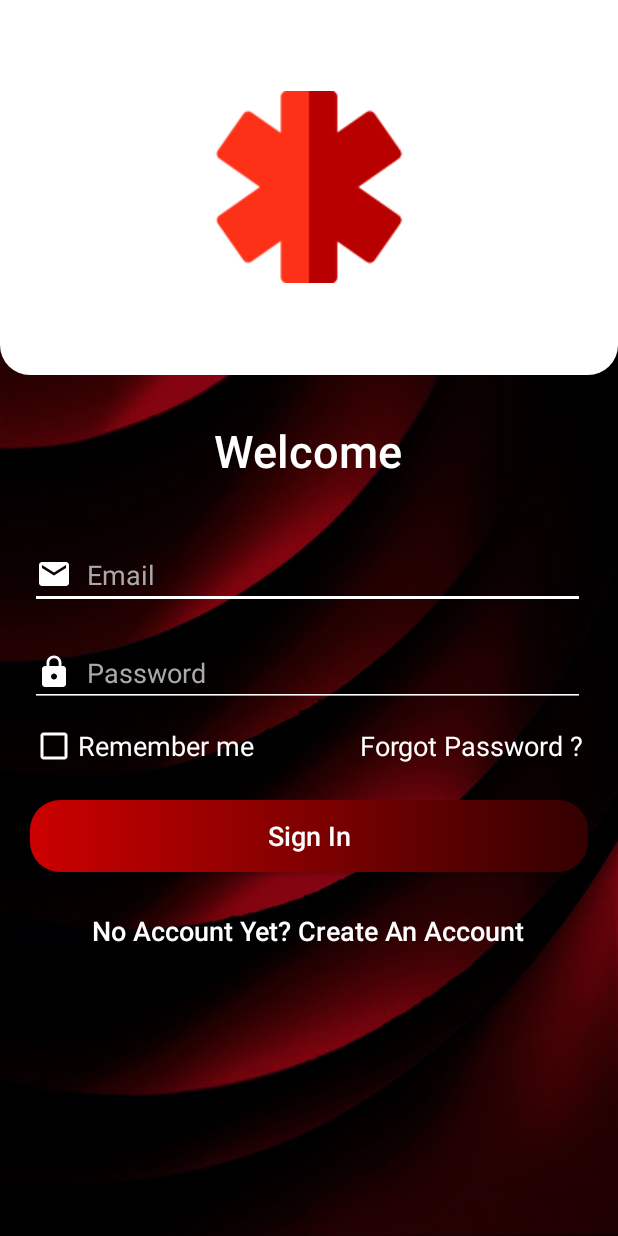
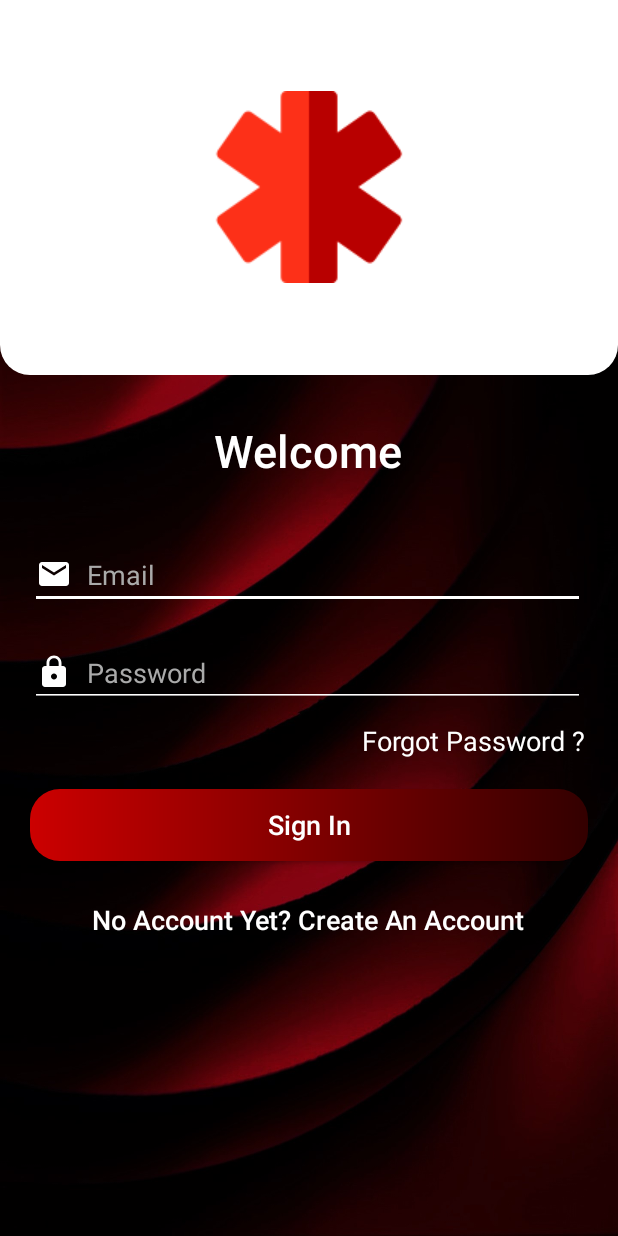
Before and after one commit to sin1102/Ambulance-booking, an Android app: the screen it shows after launch (SignInActivity), on a phone screen of 412 x 824 dp. Run offline under Robolectric (Android 15) with nearby library versions, the phone set to English and light mode, and no system bars; our stand-ins replace Firebase (no records; nobody signed in at launch, a user with empty details on screens opened directly); Roboto replaces fonts that are not available here.

Commit message:
chỉnh sửa linh tinh

```diff
--- a/app/src/main/java/com/example/ambulancebooking/user/FingerprintActivity.kt
+++ b/app/src/main/java/com/example/ambulancebooking/user/FingerprintActivity.kt
@@ -33,21 +33,21 @@ class FingerprintActivity : AppCompatActivity() {
                 super.onAuthenticationError(errorCode, errString)
 
                 authStatus.text = "Authentication Error: $errString"
-                Toast.makeText(this@FingerprintActivity, "Authentication Error: $errString", Toast.LENGTH_SHORT).show()
+//                Toast.makeText(this@FingerprintActivity, "Authentication Error: $errString", Toast.LENGTH_SHORT).show()
             }
 
             override fun onAuthenticationSucceeded(result: BiometricPrompt.AuthenticationResult) {
                 super.onAuthenticationSucceeded(result)
 
                 authStatus.text = "Authentication Succeed...!"
-                Toast.makeText(this@FingerprintActivity, "Authentication Succeed---!", Toast.LENGTH_SHORT).show()
+//                Toast.makeText(this@FingerprintActivity, "Authentication Succeed---!", Toast.LENGTH_SHORT).show()
             }
 
             override fun onAuthenticationFailed() {
                 super.onAuthenticationFailed()
 
                 authStatus.text = "Authentication Failed...!"
-                Toast.makeText(this@FingerprintActivity, "Authentication Failed...!", Toast.LENGTH_SHORT).show()
+//                Toast.makeText(this@FingerprintActivity, "Authentication Failed...!", Toast.LENGTH_SHORT).show()
             }
         })
 
--- a/app/src/main/res/layout/activity_sign_in.xml
+++ b/app/src/main/res/layout/activity_sign_in.xml
@@ -70,19 +70,9 @@
         android:layout_marginStart="20dp"
         android:layout_marginEnd="20dp">
 
-        <CheckBox
-            android:layout_width="wrap_content"
-            android:layout_height="wrap_content"
-            android:backgroundTint="@color/white"
-            android:text="Remember me"
-            android:textSize="18dp"
-            android:textColor="@color/white"
-            android:buttonTint="@color/white"
-            android:layout_marginTop="10dp" />
-
         <TextView
             android:id="@+id/txtForgotPassword"
-            android:layout_width="wrap_content"
+            android:layout_width="match_parent"
             android:layout_height="wrap_content"
             android:layout_marginTop="10dp"
             android:gravity="end"
```
Also changed, not shown: app/src/main/res/layout/activity_main.xml (+29 -3 lines), app/src/main/res/drawable/ic_baseline_person_24.xml (renamed from app/src/main/res/drawable/ic_baseline_person2_24.xml), app/src/main/res/drawable/user.png (added).
